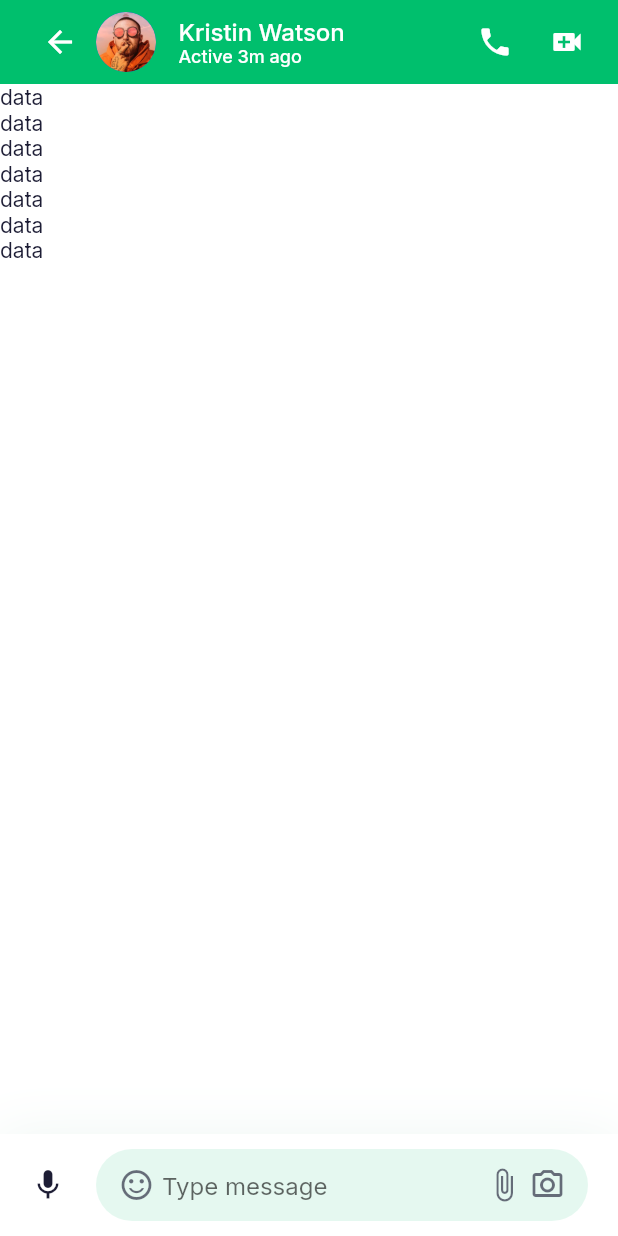
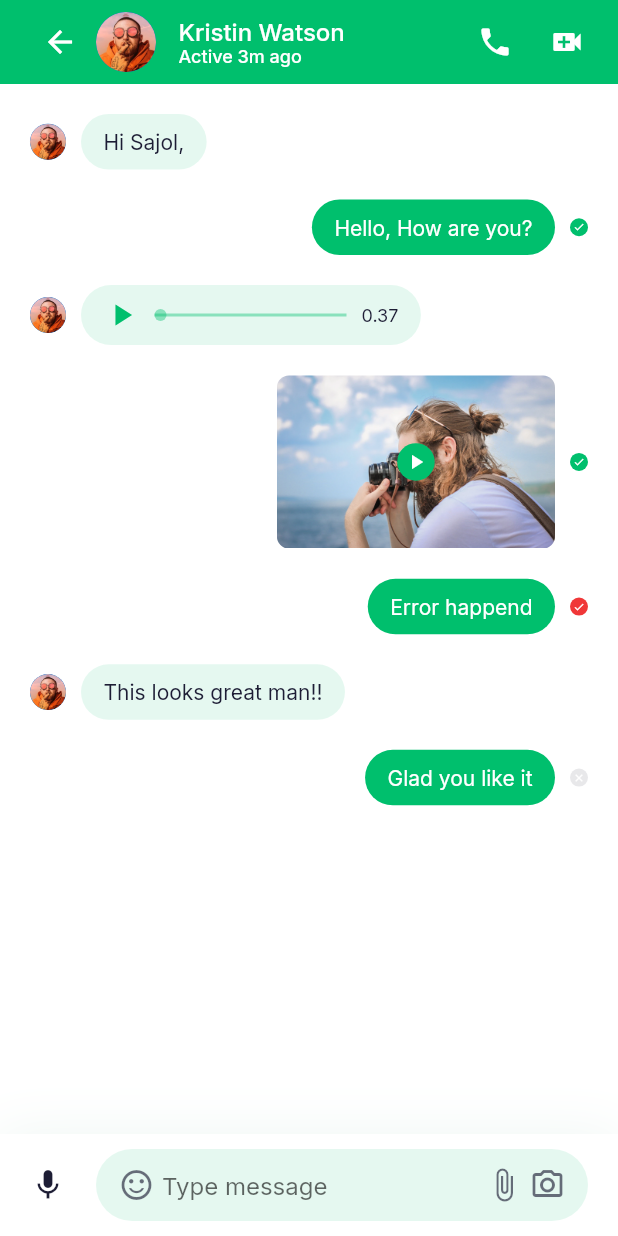
Before and after one commit to bhtri/flutter-chat-messaging, a Flutter app: the MessagesScreen screen opened directly, on a phone screen of 412 x 824 dp. Run offline on Flutter 3.47's test engine with Material 2 defaults, Android fonts, the phone set to English and light mode, and no system bars; our stand-ins replace google_fonts.

Commit message:
Messages Screen

```diff
--- /dev/null
+++ b/lib/screens/messages/components/audio_message.dart
@@ -0,0 +1,71 @@
+import 'package:chat/constants.dart';
+import 'package:chat/models/ChatMessage.dart';
+import 'package:flutter/material.dart';
+
+class AudioMessage extends StatelessWidget {
+  final ChatMessage message;
+
+  const AudioMessage({Key key, this.message}) : super(key: key);
+
+  @override
+  Widget build(BuildContext context) {
+    return Container(
+      width: MediaQuery.of(context).size.width * 0.55,
+      padding: EdgeInsets.symmetric(
+        horizontal: kDefaultPadding * 0.75,
+        vertical: kDefaultPadding / 2.5,
+      ),
+      decoration: BoxDecoration(
+        borderRadius: BorderRadius.circular(30),
+        color: kPrimaryColor.withOpacity(message.isSender ? 1 : 0.1),
+      ),
+      child: Row(
+        children: [
+          Icon(
+            Icons.play_arrow,
+            color: message.isSender ? Colors.white : kPrimaryColor,
+          ),
+          Expanded(
+            child: Padding(
+              padding:
+                  const EdgeInsets.symmetric(horizontal: kDefaultPadding / 2),
+              child: Stack(
+                clipBehavior: Clip.none,
+                alignment: Alignment.center,
+                children: [
+                  Container(
+                    width: double.infinity,
+                    height: 2,
+                    color: message.isSender
+                        ? Colors.white
+                        : kPrimaryColor.withOpacity(0.4),
+                  ),
+                  Positioned(
+                    left: 0,
+                    child: Container(
+                      height: 8,
+                      width: 8,
+                      decoration: BoxDecoration(
+                        color: message.isSender
+                            ? Colors.white
+                            : kPrimaryColor.withOpacity(0.4),
+                        shape: BoxShape.circle,
+                      ),
+                    ),
+                  ),
+                ],
+              ),
+            ),
+          ),
+          Text(
+            '0.37',
+            style: TextStyle(
+              fontSize: 12,
+              color: message.isSender ? Colors.white : null,
+            ),
+          ),
+        ],
+      ),
+    );
+  }
+}
--- a/lib/screens/messages/components/body.dart
+++ b/lib/screens/messages/components/body.dart
@@ -1,6 +1,8 @@
+import 'package:chat/constants.dart';
 import 'package:chat/models/ChatMessage.dart';
 import 'package:flutter/material.dart';
 import 'chart_input_field.dart';
+import 'message.dart';
 
 class Body extends StatelessWidget {
   @override
@@ -8,10 +10,13 @@ class Body extends StatelessWidget {
     return Column(
       children: [
         Expanded(
-          child: ListView.builder(
-            itemCount: demeChatMessages.length,
-            itemBuilder: (context, index) => Message(
-              message: demeChatMessages[index],
+          child: Padding(
+            padding: const EdgeInsets.symmetric(horizontal: kDefaultPadding),
+            child: ListView.builder(
+              itemCount: demeChatMessages.length,
+              itemBuilder: (context, index) => Message(
+                message: demeChatMessages[index],
+              ),
             ),
           ),
         ),
@@ -20,17 +25,3 @@ class Body extends StatelessWidget {
     );
   }
 }
-
-class Message extends StatelessWidget {
-  const Message({
-    Key key,
-    @required this.message,
-  }) : super(key: key);
-
-  final ChatMessage message;
-
-  @override
-  Widget build(BuildContext context) {
-    return Text('data');
-  }
-}
--- /dev/null
+++ b/lib/screens/messages/components/message.dart
@@ -0,0 +1,94 @@
+import 'package:chat/constants.dart';
+import 'package:chat/models/ChatMessage.dart';
+import 'package:flutter/material.dart';
+
+import 'audio_message.dart';
+import 'text_message.dart';
+import 'video_message.dart';
+
+class Message extends StatelessWidget {
+  const Message({
+    Key key,
+    @required this.message,
+  }) : super(key: key);
+
+  final ChatMessage message;
+
+  @override
+  Widget build(BuildContext context) {
+    Widget messageContaint(ChatMessage message) {
+      switch (message.messageType) {
+        case ChatMessageType.text:
+          return TextMessage(message: message);
+          break;
+        case ChatMessageType.audio:
+          return AudioMessage(message: message);
+          break;
+        case ChatMessageType.video:
+          return VideoMessage(message: message);
+          break;
+        default:
+          return SizedBox();
+      }
+    }
+
+    return Padding(
+      padding: const EdgeInsets.only(top: kDefaultPadding),
+      child: Row(
+        mainAxisAlignment:
+            message.isSender ? MainAxisAlignment.end : MainAxisAlignment.start,
+        children: [
+          if (!message.isSender) ...[
+            CircleAvatar(
+              radius: 12,
+              backgroundImage: AssetImage('assets/images/user_2.png'),
+            ),
+            SizedBox(width: kDefaultPadding / 2)
+          ],
+          messageContaint(message),
+          if (message.isSender) MessageStatusDot(status: message.messageStatus),
+        ],
+      ),
+    );
+  }
+}
+
+class MessageStatusDot extends StatelessWidget {
+  final MessageStatus status;
+
+  const MessageStatusDot({Key key, this.status}) : super(key: key);
+
+  @override
+  Widget build(BuildContext context) {
+    Color dotColor(MessageStatus status) {
+      switch (status) {
+        case MessageStatus.not_sent:
+          return kErrorColor;
+          break;
+        case MessageStatus.not_view:
+          return Theme.of(context).textTheme.bodyText1.color.withOpacity(0.1);
+          break;
+        case MessageStatus.viewed:
+          return kPrimaryColor;
+          break;
+        default:
+          return Colors.transparent;
+      }
+    }
+
+    return Container(
+      margin: EdgeInsets.only(left: kDefaultPadding / 2),
+      height: 12,
+      width: 12,
+      decoration: BoxDecoration(
+        color: dotColor(status),
+        shape: BoxShape.circle,
+      ),
+      child: Icon(
+        status == MessageStatus.not_view ? Icons.close : Icons.done,
+        size: 8,
+        color: Theme.of(context).scaffoldBackgroundColor,
+      ),
+    );
+  }
+}
--- /dev/null
+++ b/lib/screens/messages/components/text_message.dart
@@ -0,0 +1,34 @@
+import 'package:chat/constants.dart';
+import 'package:chat/models/ChatMessage.dart';
+import 'package:flutter/material.dart';
+
+class TextMessage extends StatelessWidget {
+  const TextMessage({
+    Key key,
+    this.message,
+  }) : super(key: key);
+
+  final ChatMessage message;
+
+  @override
+  Widget build(BuildContext context) {
+    return Container(
+      padding: EdgeInsets.symmetric(
+        horizontal: kDefaultPadding * 0.75,
+        vertical: kDefaultPadding / 2,
+      ),
+      decoration: BoxDecoration(
+        color: kPrimaryColor.withOpacity(message.isSender ? 1 : 0.1),
+        borderRadius: BorderRadius.circular(30),
+      ),
+      child: Text(
+        message.text,
+        style: TextStyle(
+          color: message.isSender
+              ? Colors.white
+              : Theme.of(context).textTheme.bodyText1.color,
+        ),
+      ),
+    );
+  }
+}
--- /dev/null
+++ b/lib/screens/messages/components/video_message.dart
@@ -0,0 +1,41 @@
+import 'package:chat/constants.dart';
+import 'package:chat/models/ChatMessage.dart';
+import 'package:flutter/material.dart';
+
+class VideoMessage extends StatelessWidget {
+  final ChatMessage message;
+
+  const VideoMessage({Key key, this.message}) : super(key: key);
+
+  @override
+  Widget build(BuildContext context) {
+    return SizedBox(
+      width: MediaQuery.of(context).size.width * 0.45,
+      child: AspectRatio(
+        aspectRatio: 1.6,
+        child: Stack(
+          alignment: Alignment.center,
+          children: [
+            ClipRRect(
+              borderRadius: BorderRadius.circular(8),
+              child: Image.asset('assets/images/Video Place Here.png'),
+            ),
+            Container(
+              height: 25,
+              width: 25,
+              decoration: BoxDecoration(
+                color: kPrimaryColor,
+                shape: BoxShape.circle,
+              ),
+              child: Icon(
+                Icons.play_arrow,
+                size: 16,
+                color: Colors.white,
+              ),
+            )
+          ],
+        ),
+      ),
+    );
+  }
+}
```
